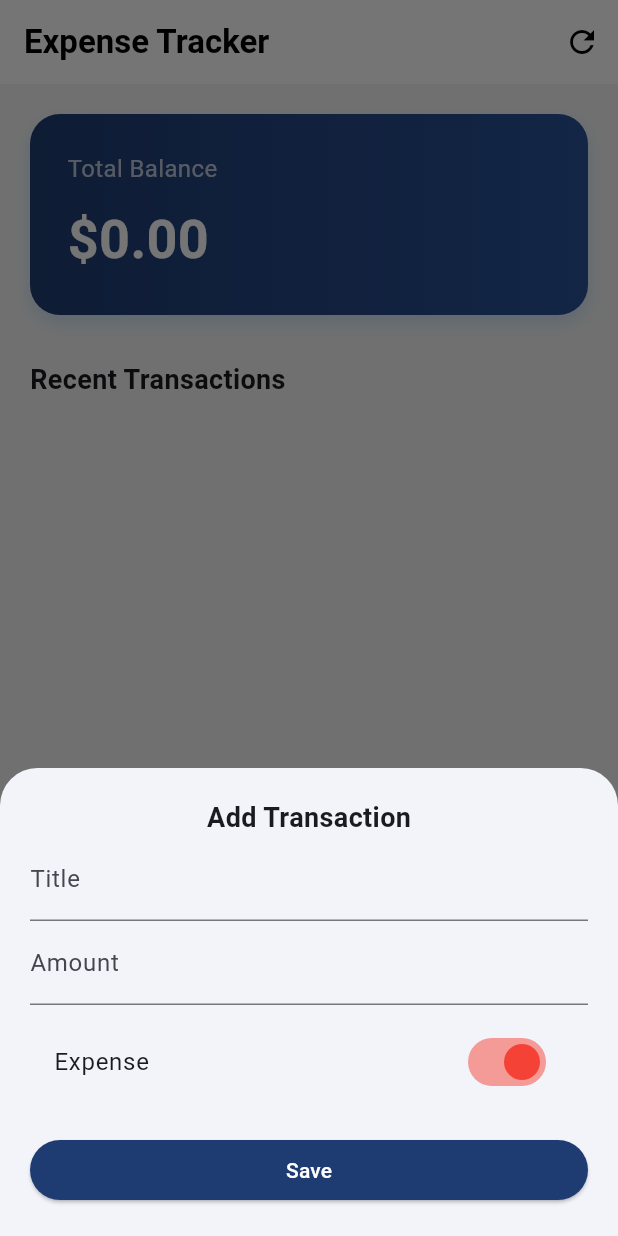
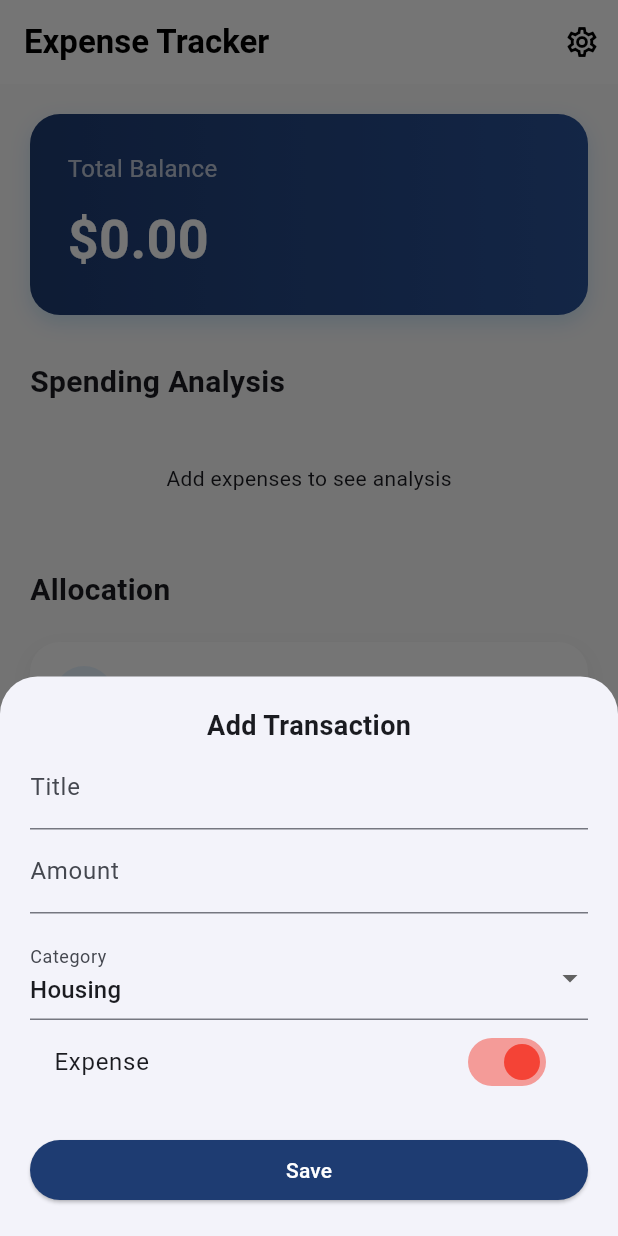
Before and after one commit to anammemon091/Expense_Tracker, a Flutter app: the Dashboard screen opened directly, after a tap on the "add" icon, on a phone screen of 412 x 824 dp. Run offline on Flutter 3.47's test engine with Material 3 defaults, Android fonts, the phone set to English and light mode, and no system bars; our stand-ins replace camera, fl_chart, hive_flutter; missing offline and left inert: google_mlkit_face_detection; accounts and stored records are empty.

Commit message:
feat: implement dashboard, analytics, and settings with hive persistence

```diff
--- a/lib/screens/dashboard.dart
+++ b/lib/screens/dashboard.dart
@@ -1,6 +1,10 @@
 import 'package:flutter/material.dart';
 import 'package:hive_flutter/hive_flutter.dart';
 import '../models/transaction.dart';
+import '../widgets/allocation_card.dart';
+import '../widgets/spending_chart.dart';
+import 'category_detail_screen.dart';
+import 'settings_screen.dart';
 
 class Dashboard extends StatefulWidget {
   const Dashboard({super.key});
@@ -10,9 +14,10 @@ class Dashboard extends StatefulWidget {
 }
 
 class _DashboardState extends State<Dashboard> {
-  // Reference our opened Hive box
   final _myBox = Hive.box('transactions_box');
   List<Transaction> _transactions = [];
+
+  final List<String> _categories = ["Housing", "Transport", "Food", "Entertainment", "Other"];
 
   @override
   void initState() {
@@ -20,12 +25,18 @@ class _DashboardState extends State<Dashboard> {
     _loadData();
   }
 
-  // Load data from Hive on startup
+  Map<String, double> get _categoryMap {
+    Map<String, double> data = {};
+    for (var cat in _categories) {
+      data[cat] = _getCategoryTotal(cat);
+    }
+    return data;
+  }
+
   void _loadData() {
     final dynamic data = _myBox.get("TRANSACTION_LIST");
+    setState(() {
       if (data != null) {
-      setState(() {
-        // We cast the dynamic list from Hive back to our Transaction model
         _transactions = List<Transaction>.from(
           data.map((item) => Transaction(
                 title: item['title'],
@@ -35,11 +46,12 @@ class _DashboardState extends State<Dashboard> {
                 isExpense: item['isExpense'] ?? true,
               )),
         );
+      } else {
+        _transactions = [];
+      }
     });
   }
-  }
 
-  // Save the current state of the list to Hive
   void _saveToHive() {
     final dataToSave = _transactions.map((tx) => {
       'title': tx.title,
@@ -48,8 +60,13 @@ class _DashboardState extends State<Dashboard> {
       'category': tx.category,
       'isExpense': tx.isExpense,
     }).toList();
+    _myBox.put("TRANSACTION_LIST", dataToSave);
+  }
 
-    _myBox.put("TRANSACTION_LIST", dataToSave);
+  double _getCategoryTotal(String categoryName) {
+    return _transactions
+        .where((tx) => tx.category == categoryName && tx.isExpense)
+        .fold(0.0, (sum, item) => sum + item.amount);
   }
 
   double get _totalBalance {
@@ -60,30 +77,30 @@ class _DashboardState extends State<Dashboard> {
     return total;
   }
 
-  void _addNewTransaction(String title, double amount, bool isExpense) {
+  void _addNewTransaction(String title, double amount, bool isExpense, String category) {
     setState(() {
       _transactions.add(Transaction(
         title: title,
         amount: amount,
         date: DateTime.now(),
-        category: isExpense ? 'Expense' : 'Income',
+        category: category,
         isExpense: isExpense,
       ));
     });
-    _saveToHive(); // Persist data
+    _saveToHive();
   }
 
   void _deleteTransaction(int index) {
     setState(() {
       _transactions.removeAt(index);
     });
-    _saveToHive(); // Update persistence
+    _saveToHive();
   }
 
   @override
   Widget build(BuildContext context) {
     return Scaffold(
-      backgroundColor: Colors.grey[100],
+      backgroundColor: Colors.grey[50],
       appBar: AppBar(
         title: const Text('Expense Tracker', style: TextStyle(fontWeight: FontWeight.bold)),
         backgroundColor: Colors.white,
@@ -91,32 +108,84 @@ class _DashboardState extends State<Dashboard> {
         elevation: 0,
         actions: [
           IconButton(
-            icon: const Icon(Icons.refresh),
-            onPressed: () => setState(() {}), // Manual UI refresh if needed
-          )
+            icon: const Icon(Icons.settings_outlined),
+            onPressed: () async {
+              // Wait for the result from SettingsScreen
+              final result = await Navigator.push(
+                context,
+                MaterialPageRoute(builder: (context) => const SettingsScreen()),
+              );
+
+              // Refresh data if something was changed or cleared
+              if (result == true || result == null) {
+                _loadData();
+              }
+            },
+          ),
         ],
       ),
-      body: Column(
-        children: [
-          _buildBalanceCard(),
-          const Padding(
-            padding: EdgeInsets.symmetric(horizontal: 20, vertical: 10),
-            child: Align(
-              alignment: Alignment.centerLeft,
-              child: Text('Recent Transactions', style: TextStyle(fontSize: 18, fontWeight: FontWeight.bold)),
+      body: CustomScrollView(
+        slivers: [
+          SliverToBoxAdapter(child: _buildBalanceCard()),
+
+          const SliverToBoxAdapter(
+            child: Padding(
+              padding: EdgeInsets.only(left: 20, top: 10),
+              child: Text('Spending Analysis', style: TextStyle(fontSize: 20, fontWeight: FontWeight.bold)),
             ),
           ),
-          Expanded(
+
+          SliverToBoxAdapter(
             child: _transactions.isEmpty
-                ? const Center(child: Text("No transactions yet!"))
-                : ListView.builder(
-                    itemCount: _transactions.length,
-                    itemBuilder: (context, index) {
-                      // Logic to show newest items at the top
+              ? const SizedBox(height: 100, child: Center(child: Text("Add expenses to see analysis")))
+              : SpendingChart(categoryData: _categoryMap),
+          ),
+
+          const SliverToBoxAdapter(
+            child: Padding(
+              padding: EdgeInsets.only(left: 20, top: 10, bottom: 10),
+              child: Text('Allocation', style: TextStyle(fontSize: 20, fontWeight: FontWeight.bold)),
+            ),
+          ),
+
+          SliverToBoxAdapter(
+            child: Column(
+              children: [
+                // Fetching limits from Hive dynamically
+                _buildAllocationWithNavigation(
+                  "Housing",
+                  _myBox.get('limit_Housing', defaultValue: 1500.0),
+                  Icons.home_rounded,
+                  Colors.blue
+                ),
+                _buildAllocationWithNavigation(
+                  "Transport",
+                  _myBox.get('limit_Transport', defaultValue: 500.0),
+                  Icons.directions_bus,
+                  Colors.green
+                ),
+                _buildAllocationWithNavigation(
+                  "Food",
+                  _myBox.get('limit_Food', defaultValue: 800.0),
+                  Icons.restaurant,
+                  Colors.orange
+                ),
+              ],
+            ),
+          ),
+
+          const SliverToBoxAdapter(
+            child: Padding(
+              padding: EdgeInsets.only(left: 20, top: 20, bottom: 10),
+              child: Text('Recent Transactions', style: TextStyle(fontSize: 20, fontWeight: FontWeight.bold)),
+            ),
+          ),
+
+          SliverList(
+            delegate: SliverChildBuilderDelegate(
+              (context, index) {
                 final actualIndex = _transactions.length - 1 - index;
                 final tx = _transactions[actualIndex];
-
-                      // STEP 2: SWIPE TO DELETE
                 return Dismissible(
                   key: UniqueKey(),
                   direction: DismissDirection.endToStart,
@@ -130,6 +199,7 @@ class _DashboardState extends State<Dashboard> {
                   child: _buildTransactionItem(tx),
                 );
               },
+              childCount: _transactions.length,
             ),
           ),
         ],
@@ -142,7 +212,29 @@ class _DashboardState extends State<Dashboard> {
     );
   }
 
-  // ... [Keep _buildBalanceCard and _buildTransactionItem the same as your previous version] ...
+  Widget _buildAllocationWithNavigation(String category, double limit, IconData icon, Color color) {
+    return GestureDetector(
+      onTap: () async {
+        await Navigator.push(
+          context,
+          MaterialPageRoute(
+            builder: (context) => CategoryDetailScreen(
+              category: category,
+              allTransactions: _transactions,
+            ),
+          ),
+        );
+        _loadData(); // Refresh in case transactions were modified
+      },
+      child: AllocationCard(
+        category: category,
+        spentAmount: _getCategoryTotal(category),
+        totalLimit: limit,
+        icon: icon,
+        color: color,
+      ),
+    );
+  }
 
   Widget _buildBalanceCard() {
     return Container(
@@ -199,6 +291,7 @@ class _DashboardState extends State<Dashboard> {
     final titleController = TextEditingController();
     final amountController = TextEditingController();
     bool isExpense = true;
+    String selectedCategory = _categories[0];
 
     showModalBottomSheet(
       context: context,
@@ -220,7 +313,13 @@ class _DashboardState extends State<Dashboard> {
                 decoration: const InputDecoration(labelText: 'Amount'),
                 keyboardType: TextInputType.number,
               ),
-              const SizedBox(height: 10),
+              const SizedBox(height: 15),
+              DropdownButtonFormField<String>(
+                value: selectedCategory,
+                items: _categories.map((cat) => DropdownMenuItem(value: cat, child: Text(cat))).toList(),
+                onChanged: (val) => setModalState(() => selectedCategory = val!),
+                decoration: const InputDecoration(labelText: 'Category'),
+              ),
               SwitchListTile(
                 title: Text(isExpense ? "Expense" : "Income"),
                 value: isExpense,
@@ -236,7 +335,7 @@ class _DashboardState extends State<Dashboard> {
                     final enteredAmount = double.tryParse(amountController.text) ?? 0.0;
                     if (enteredTitle.isEmpty || enteredAmount <= 0) return;
 
-                    _addNewTransaction(enteredTitle, enteredAmount, isExpense);
+                    _addNewTransaction(enteredTitle, enteredAmount, isExpense, selectedCategory);
                     Navigator.of(context).pop();
                   },
                   style: ElevatedButton.styleFrom(backgroundColor: const Color(0xFF1e3c72)),
--- /dev/null
+++ b/lib/widgets/allocation_card.dart
@@ -0,0 +1,89 @@
+import 'package:flutter/material.dart';
+
+class AllocationCard extends StatelessWidget {
+  final String category;
+  final double spentAmount;
+  final double totalLimit;
+  final IconData icon;
+  final Color color;
+
+  const AllocationCard({
+    super.key,
+    required this.category,
+    required this.spentAmount,
+    required this.totalLimit,
+    required this.icon,
+    required this.color,
+  });
+
+  @override
+  Widget build(BuildContext context) {
+    double percentage = (spentAmount / totalLimit).clamp(0.0, 1.0);
+
+    return Container(
+      margin: const EdgeInsets.symmetric(horizontal: 20, vertical: 10),
+      padding: const EdgeInsets.all(16),
+      decoration: BoxDecoration(
+        color: Colors.white,
+        borderRadius: BorderRadius.circular(20),
+        boxShadow: [
+          BoxShadow(
+            color: Colors.black.withOpacity(0.05),
+            blurRadius: 10,
+            offset: const Offset(0, 5),
+          ),
+        ],
+      ),
+      child: Column(
+        children: [
+          Row(
+            mainAxisAlignment: MainAxisAlignment.spaceBetween,
+            children: [
+              Row(
+                children: [
+                  CircleAvatar(
+                    backgroundColor: color.withOpacity(0.1),
+                    child: Icon(icon, color: color, size: 20),
+                  ),
+                  const SizedBox(width: 12),
+                  Text(
+                    category,
+                    style: const TextStyle(fontWeight: FontWeight.bold, fontSize: 16),
+                  ),
+                ],
+              ),
+              Text(
+                "\$${spentAmount.toStringAsFixed(0)} / \$${totalLimit.toStringAsFixed(0)}",
+                style: TextStyle(color: Colors.grey[600], fontWeight: FontWeight.w500),
+              ),
+            ],
+          ),
+          const SizedBox(height: 15),
+          // CUSTOM PROGRESS BAR
+          Stack(
+            children: [
+              Container(
+                height: 8,
+                width: double.infinity,
+                decoration: BoxDecoration(
+                  color: Colors.grey[200],
+                  borderRadius: BorderRadius.circular(10),
+                ),
+              ),
+              LayoutBuilder(
+                builder: (context, constraints) => Container(
+                  height: 8,
+                  width: constraints.maxWidth * percentage,
+                  decoration: BoxDecoration(
+                    color: color,
+                    borderRadius: BorderRadius.circular(10),
+                  ),
+                ),
+              ),
+            ],
+          ),
+        ],
+      ),
+    );
+  }
+}
--- a/pubspec.yaml
+++ b/pubspec.yaml
@@ -16,6 +16,7 @@ dependencies:
   google_fonts: ^6.2.1
   uuid: ^4.3.3
   intl: ^0.19.0
+  fl_chart: ^0.70.2
 
   # Core Hardware
   camera: ^0.11.0
```
Also changed, not shown: lib/screens/category_detail_screen.dart (added, +87 -0 lines), lib/screens/settings_screen.dart (added, +136 -0 lines), lib/widgets/spending_chart.dart (added, +46 -0 lines), pubspec.lock, 1 other file. Lines whose indentation alone changed are shown as unchanged.
